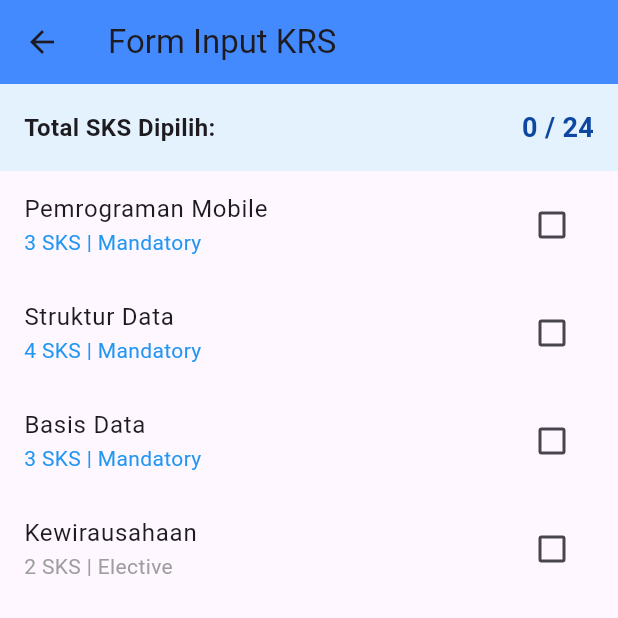
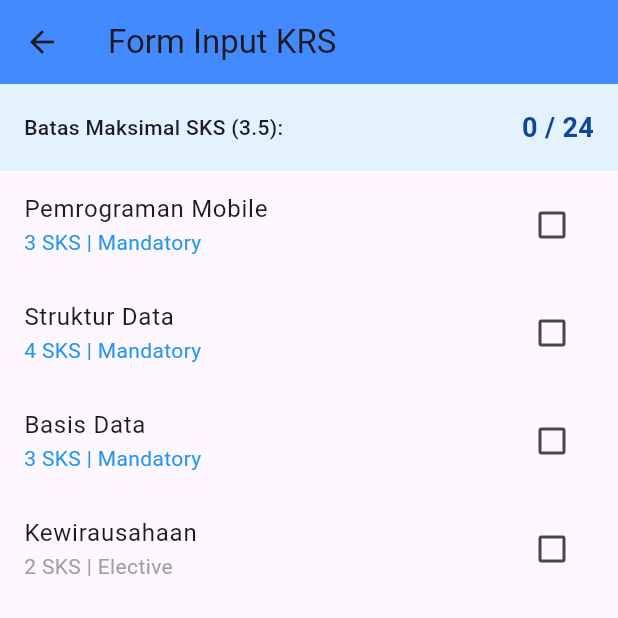
Before and after one commit to firmanchrstn/krs-app-week5, a Flutter app: the KrsScreen screen opened directly, after a tap on "SUBMIT KRS", on a phone screen of 412 x 824 dp, the top half of it. Run offline on Flutter 3.47's test engine with Material 3 defaults, Android fonts, the phone set to English and light mode, and no system bars.

Commit message:
Update tugas Student KRS Application Week 5

```diff
--- a/lib/screens/dashboard_screen.dart
+++ b/lib/screens/dashboard_screen.dart
@@ -31,9 +31,8 @@ class DashboardScreen extends StatelessWidget {
             mainAxisAlignment: MainAxisAlignment.center,
             children: [
               const Icon(Icons.school, size: 80, color: Colors.blue),
+              const Text("Welcome!", style: TextStyle(fontSize: 20, fontWeight: FontWeight.bold)),
               const SizedBox(height: 20),
-              const Text("Welcome Back!", style: TextStyle(fontSize: 20, fontWeight: FontWeight.bold)),
-              const SizedBox(height: 30),
 
               SizedBox(
                 width: double.infinity,
--- a/lib/screens/krs_detail_screen.dart
+++ b/lib/screens/krs_detail_screen.dart
@@ -5,7 +5,6 @@ class KrsDetailScreen extends StatelessWidget {
 
   @override
   Widget build(BuildContext context) {
-    // Menangkap data yang dikirim dari KrsScreen
     final args = ModalRoute.of(context)!.settings.arguments as Map<String, dynamic>;
     final List<Map<String, dynamic>> selectedCourses = args['selectedCourses'];
     final int totalSks = args['totalSks'];
--- a/lib/screens/krs_screen.dart
+++ b/lib/screens/krs_screen.dart
@@ -1,4 +1,5 @@
 import 'package:flutter/material.dart';
+import 'krs_detail_screen.dart'; // Pastikan import sesuai nama file
 
 class KrsScreen extends StatefulWidget {
   const KrsScreen({super.key});
@@ -8,7 +9,7 @@ class KrsScreen extends StatefulWidget {
 }
 
 class _KrsScreenState extends State<KrsScreen> {
-  // Data mata kuliah dengan informasi SKS dan Kategori
+  // Data mata kuliah
   final List<Map<String, dynamic>> _courseList = [
     {"id": 1, "name": "Pemrograman Mobile", "sks": 3, "isMandatory": true, "selected": false},
     {"id": 2, "name": "Struktur Data", "sks": 4, "isMandatory": true, "selected": false},
@@ -20,33 +21,41 @@ class _KrsScreenState extends State<KrsScreen> {
     {"id": 8, "name": "Cloud Computing", "sks": 4, "isMandatory": false, "selected": false},
   ];
 
-  // Logic: Menghitung total SKS yang dipilih
+  // Logic Bisnis: Batas SKS berdasarkan IPK (Option C)
+  double gpa = 3.5;
+  int get maxSks => gpa >= 3.0 ? 24 : 20;
+
   int get totalSks {
     return _courseList
         .where((course) => course['selected'])
         .fold(0, (sum, item) => sum + (item['sks'] as int));
   }
 
-  // Logic: Mengecek apakah ada mata kuliah wajib yang dipilih
   bool get hasMandatorySelected {
     return _courseList.any((course) => course['selected'] && course['isMandatory']);
   }
 
-  // Logic: Fungsi validasi saat tombol submit ditekan
   void _validateAndSubmit() {
     if (totalSks == 0) {
       _showSnackBar("Silakan pilih minimal satu mata kuliah.", Colors.orange);
-    } else if (totalSks > 24) {
-      _showSnackBar("Gagal! Total SKS ($totalSks) melebihi batas maksimal 24.", Colors.red);
+    } else if (totalSks > maxSks) {
+      _showSnackBar("Gagal! Total SKS ($totalSks) melebihi batas maksimal $maxSks.", Colors.red);
     } else if (!hasMandatorySelected) {
       _showSnackBar("Gagal! Anda wajib memilih minimal satu mata kuliah Mandatory.", Colors.red);
     } else {
-      // Jika lolos validasi, lanjut ke halaman detail/konfirmasi
-      // Sesuaikan nama route dengan main.dart Anda
-      Navigator.pushNamed(context, '/krs_detail', arguments: {
-        'selectedCourses': _courseList.where((c) => c['selected']).toList(),
-        'totalSks': totalSks,
-      });
+      // Navigasi ke halaman detail (Option B)
+      Navigator.push(
+        context,
+        MaterialPageRoute(
+          builder: (context) => const KrsDetailScreen(),
+          settings: RouteSettings(
+            arguments: {
+              'selectedCourses': _courseList.where((c) => c['selected']).toList(),
+              'totalSks': totalSks,
+            },
+          ),
+        ),
+      );
     }
   }
 
@@ -69,30 +78,27 @@ class _KrsScreenState extends State<KrsScreen> {
       ),
       body: Column(
         children: [
-          // Header Informasi SKS
           Container(
             padding: const EdgeInsets.all(16.0),
-            color: totalSks > 24 ? Colors.red.shade50 : Colors.blue.shade50,
+            color: totalSks > maxSks ? Colors.red.shade50 : Colors.blue.shade50,
             child: Row(
               mainAxisAlignment: MainAxisAlignment.spaceBetween,
               children: [
-                const Text(
-                  "Total SKS Dipilih:",
-                  style: TextStyle(fontSize: 16, fontWeight: FontWeight.bold),
+                Text(
+                  "Batas Maksimal SKS ($gpa):",
+                  style: const TextStyle(fontSize: 14, fontWeight: FontWeight.w500),
                 ),
                 Text(
-                  "$totalSks / 24",
+                  "$totalSks / $maxSks",
                   style: TextStyle(
                     fontSize: 18,
                     fontWeight: FontWeight.bold,
-                    color: totalSks > 24 ? Colors.red : Colors.blue.shade900,
+                    color: totalSks > maxSks ? Colors.red : Colors.blue.shade900,
                   ),
                 ),
               ],
             ),
           ),
-
-          // Daftar Mata Kuliah
           Expanded(
             child: ListView.builder(
               itemCount: _courseList.length,
@@ -117,8 +123,6 @@ class _KrsScreenState extends State<KrsScreen> {
               },
             ),
           ),
-
-          // Tombol Submit
           Padding(
             padding: const EdgeInsets.all(16.0),
             child: SizedBox(
--- a/lib/screens/login_screen.dart
+++ b/lib/screens/login_screen.dart
@@ -101,7 +101,7 @@ class _LoginScreenState extends State<LoginScreen> {
                 controller: _emailController,
                 keyboardType: TextInputType.emailAddress,
                 decoration: const InputDecoration(
-                  labelText: "Email Address",
+                  labelText: "Email Addreses",
                   border: OutlineInputBorder(),
                   prefixIcon: Icon(Icons.email),
                 ),
```
